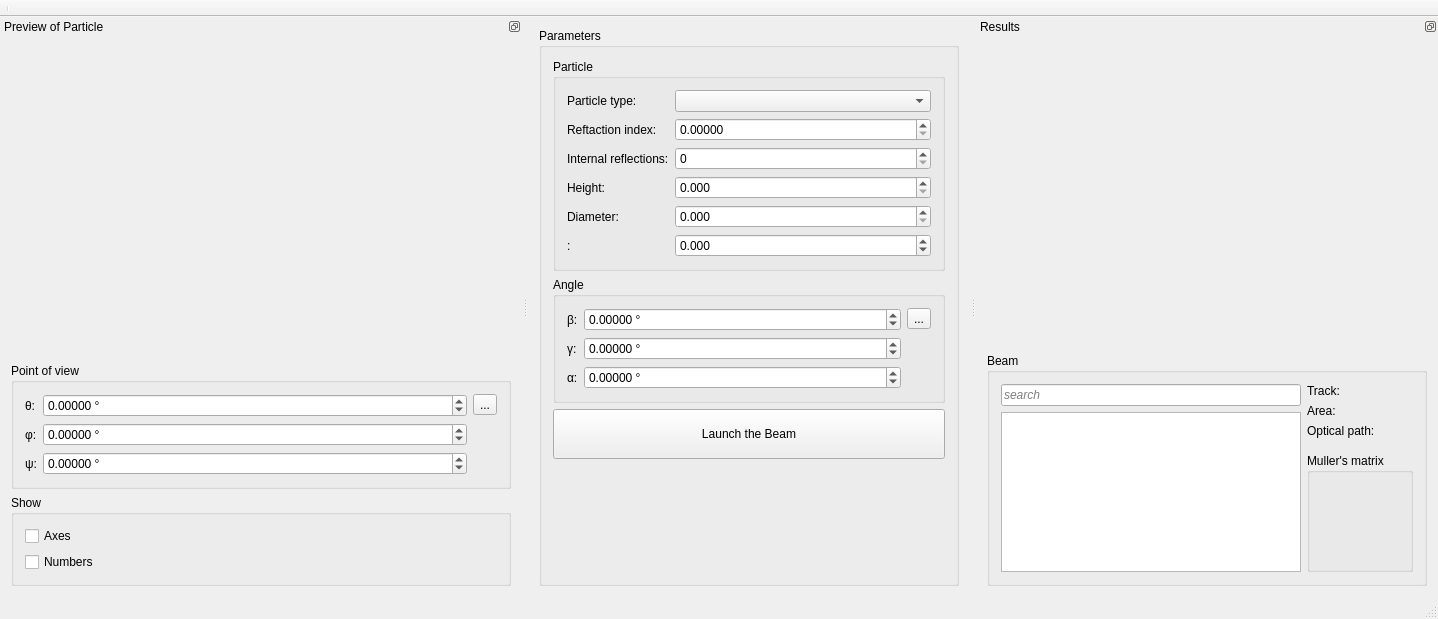
Before: the Qt Designer form src/ui/MainWindow.ui in Heart-Under-Blade/BS_visual, drawn with Qt 5.
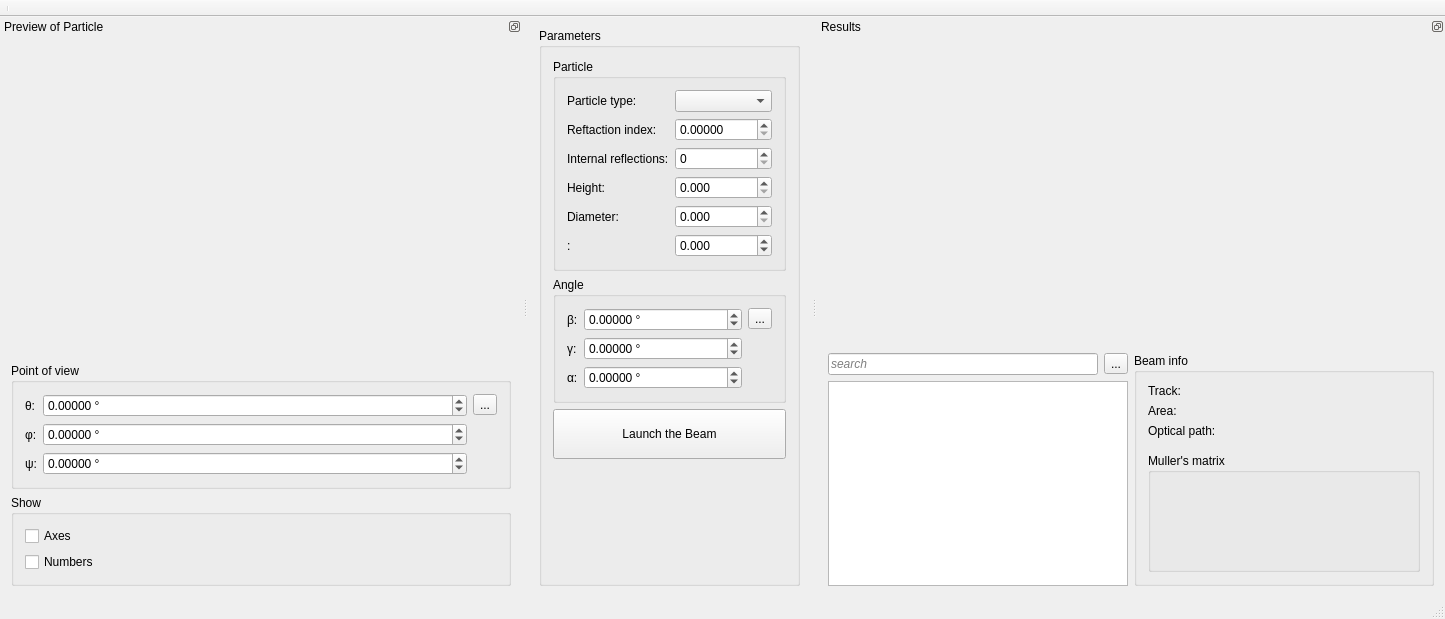
After: the same form once the commit is applied. Icons and pictures are not drawn.

Commit message: [+] expand/collapse button on beam-tree; [-] settings menu; [-] color picker (of particle); [-] save parameters in .json

```diff
--- a/src/ui/MainWindow.ui
+++ b/src/ui/MainWindow.ui
@@ -6,7 +6,7 @@
    <rect>
     <x>0</x>
     <y>0</y>
-    <width>1438</width>
+    <width>1414</width>
     <height>619</height>
    </rect>
   </property>
@@ -502,7 +502,7 @@
    </attribute>
    <widget class="QWidget" name="dockWidgetContents_5">
     <layout class="QGridLayout" name="gridLayout_12">
-     <item row="0" column="0">
+     <item row="0" column="1">
       <widget class="QWidget" name="widget_chart" native="true">
        <property name="sizePolicy">
         <sizepolicy hsizetype="Expanding" vsizetype="MinimumExpanding">
@@ -518,7 +518,7 @@
        </property>
       </widget>
      </item>
-     <item row="1" column="0">
+     <item row="1" column="1">
       <widget class="QGroupBox" name="groupBox_beam">
        <property name="sizePolicy">
         <sizepolicy hsizetype="Expanding" vsizetype="Preferred">
@@ -527,7 +527,7 @@
         </sizepolicy>
        </property>
        <property name="title">
-        <string>Beam</string>
+        <string>Beam info</string>
        </property>
        <layout class="QGridLayout" name="gridLayout">
         <item row="0" column="1">
@@ -716,9 +716,12 @@
           </item>
          </layout>
         </item>
+       </layout>
+      </widget>
+     </item>
+     <item row="1" column="0">
+      <layout class="QGridLayout" name="gridLayout_2">
         <item row="0" column="0">
-         <layout class="QVBoxLayout" name="verticalLayout">
-          <item>
            <widget class="QLineEdit" name="lineEdit_search">
             <property name="font">
              <font>
@@ -733,7 +736,17 @@
             </property>
            </widget>
           </item>
-          <item>
+       <item row="0" column="1">
+        <widget class="QToolButton" name="toolButton_expandTree">
+         <property name="toolTip">
+          <string>&lt;html&gt;&lt;head/&gt;&lt;body&gt;&lt;p&gt;Expand/collapse all&lt;/p&gt;&lt;/body&gt;&lt;/html&gt;</string>
+         </property>
+         <property name="text">
+          <string>...</string>
+         </property>
+        </widget>
+       </item>
+       <item row="1" column="0" colspan="2">
            <widget class="QTreeView" name="treeView_tracks">
             <property name="minimumSize">
              <size>
@@ -747,9 +760,6 @@
            </widget>
           </item>
          </layout>
-        </item>
-       </layout>
-      </widget>
      </item>
     </layout>
    </widget>
```
Left out of the diff: 2 changed lines with no effect on the pictures. Lines whose indentation alone changed are shown as unchanged. The commit also changes 4 other files.
